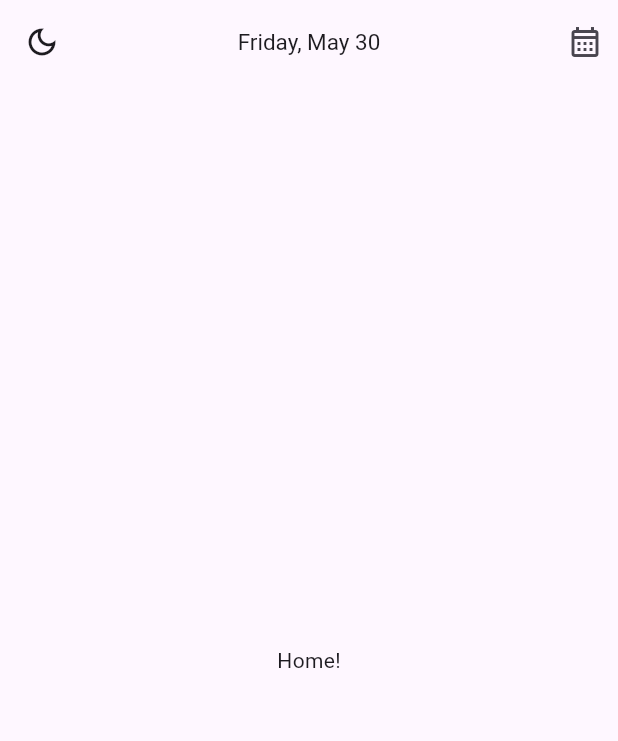
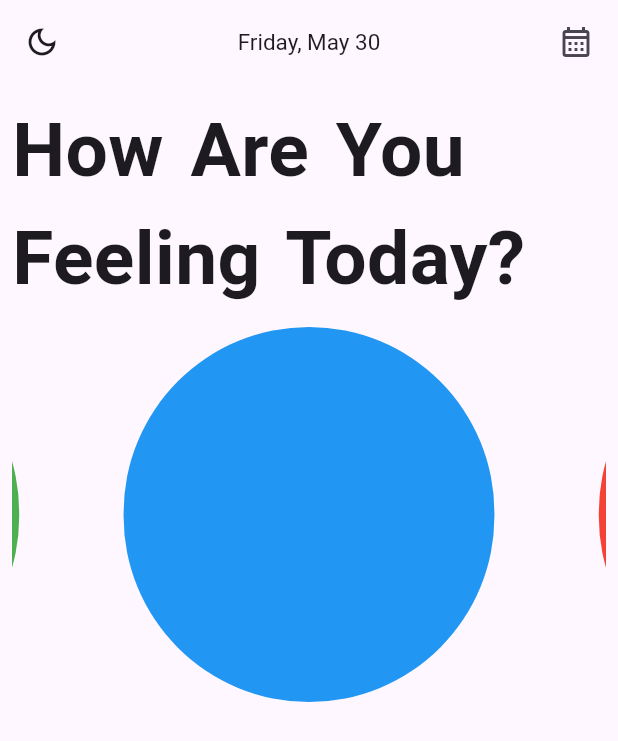
Before and after one commit to KabeloBitcube/mood_tracker, a Flutter app: the screen it shows after launch, on a phone screen of 412 x 824 dp. Shown: the top 741 px of the screen. Run offline on Flutter 3.47's test engine with Material 3 defaults, Android fonts, the phone set to English and light mode, and no system bars; drawn by our look-alikes of carousel_slider; our stand-ins replace go_router.

Commit message:
V2 - Home screen body > Welcome text amd Mood carousel added

```diff
--- a/lib/Home/home.dart
+++ b/lib/Home/home.dart
@@ -1,3 +1,4 @@
+import 'package:carousel_slider/carousel_slider.dart';
 import 'package:flutter/material.dart';
 import 'package:intl/intl.dart';
 
@@ -15,17 +16,64 @@ class HomeScreen extends StatelessWidget {
           },
           icon: Icon(Icons.dark_mode_outlined),
         ),
-        title: Text(getCurrentDate(), style: TextStyle(fontSize: 15),),
+        title: Text(getCurrentDate(), style: TextStyle(fontSize: 15)),
         actions: [
           Padding(
-            padding: const EdgeInsets.all(10),
+            padding: const EdgeInsets.only(right: 16),
             child: Icon(Icons.calendar_month_outlined),
           ),
         ],
       ),
-      body: Column(
-        mainAxisAlignment: MainAxisAlignment.center,
-        children: [Center(child: Text('Home!'))],
+      body: Padding(
+        padding: const EdgeInsets.all(8.0),
+        child: Column(
+          children: [
+            Text(
+              'How Are You Feeling Today?',
+              style: TextStyle(
+                fontSize: 50,
+                fontWeight: FontWeight.bold,
+                wordSpacing: 5,
+              ),
+            ),
+            const SizedBox(height: 10),
+            CarouselSlider(
+              options: CarouselOptions(height: 250.0),
+              items: [
+                Container(
+                  width: MediaQuery.of(context).size.width * 0.6,
+                  decoration: BoxDecoration(
+                    color: Colors.blue,
+                    borderRadius: BorderRadius.circular(250),
+                  ),
+                ),
+                Container(
+                  width: MediaQuery.of(context).size.width * 0.6,
+                  decoration: BoxDecoration(
+                    color: Colors.red,
+                    borderRadius: BorderRadius.circular(250),
+                  ),
+                ),
+                Container(
+                  width: MediaQuery.of(context).size.width * 0.6,
+                  decoration: BoxDecoration(
+                    color: Colors.amber,
+                    borderRadius: BorderRadius.circular(250),
+                  ),
+                  child: Center(
+                  ),
+                ),
+                Container(
+                  width: MediaQuery.of(context).size.width * 0.6,
+                  decoration: BoxDecoration(
+                    color: Colors.green,
+                    borderRadius: BorderRadius.circular(250),
+                  ),
+                ),
+              ],
+            ),
+          ],
+        ),
       ),
     );
   }
--- a/pubspec.yaml
+++ b/pubspec.yaml
@@ -36,6 +36,7 @@ dependencies:
   cupertino_icons: ^1.0.8
   go_router: ^15.1.2
   intl: ^0.20.2
+  carousel_slider: ^5.0.0
 
 dev_dependencies:
   flutter_test:
```
Also changed, not shown: pubspec.lock.
